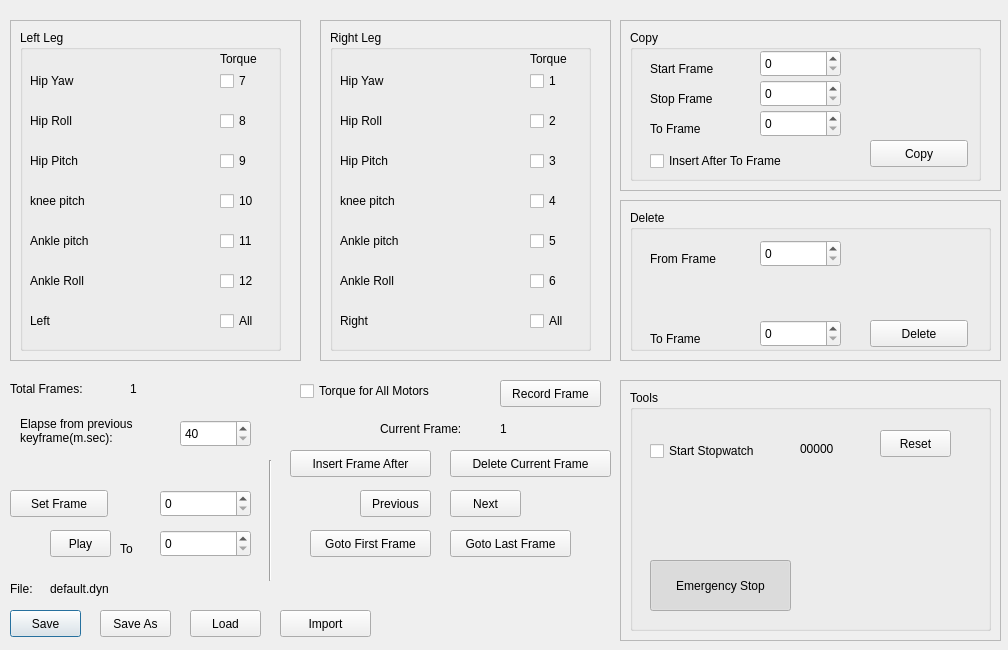
Above: src/UI_zeno_rec.ui from yantrabuddhi/zeno_walk_tool before the change. Below: the same form after it.
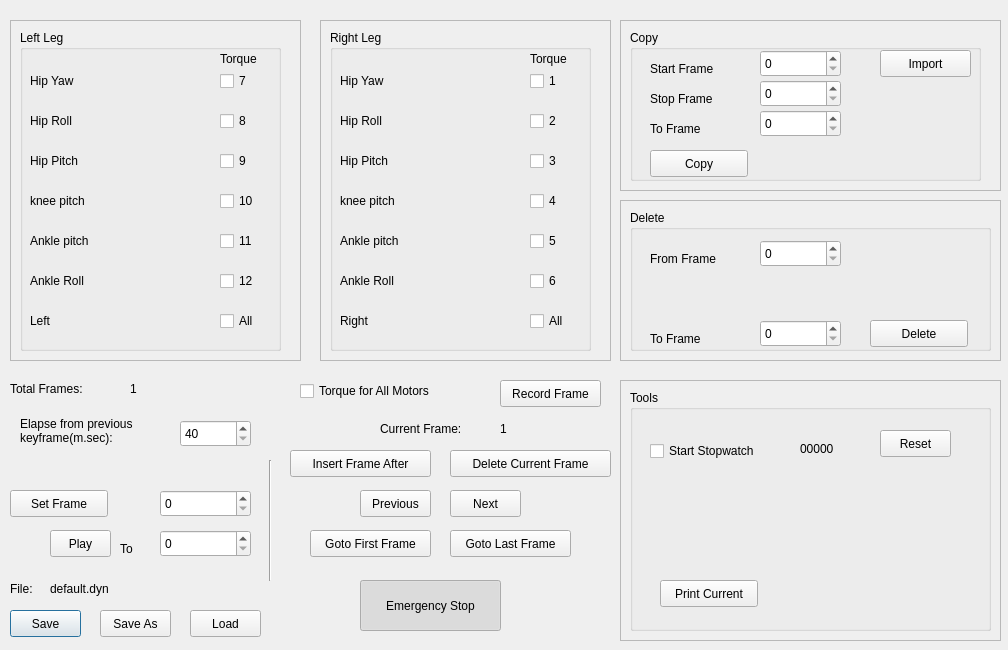
That is the form after the change.

The edit to the form file:
```diff
--- a/src/UI_zeno_rec.ui
+++ b/src/UI_zeno_rec.ui
@@ -500,19 +500,6 @@
     <string>Load</string>
    </property>
   </widget>
-  <widget class="QPushButton" name="btnImport">
-   <property name="geometry">
-    <rect>
-     <x>280</x>
-     <y>610</y>
-     <width>91</width>
-     <height>27</height>
-    </rect>
-   </property>
-   <property name="text">
-    <string>Import</string>
-   </property>
-  </widget>
   <widget class="QCheckBox" name="chkAllMotors">
    <property name="geometry">
     <rect>
@@ -703,19 +690,6 @@
       <string>Stop Frame</string>
      </property>
     </widget>
-    <widget class="QCheckBox" name="chkCopyAfter">
-     <property name="geometry">
-      <rect>
-       <x>20</x>
-       <y>120</y>
-       <width>171</width>
-       <height>22</height>
-      </rect>
-     </property>
-     <property name="text">
-      <string>Insert After To Frame</string>
-     </property>
-    </widget>
     <widget class="QSpinBox" name="spinCopyStart">
      <property name="geometry">
       <rect>
@@ -749,8 +723,8 @@
     <widget class="QPushButton" name="btnCopy">
      <property name="geometry">
       <rect>
-       <x>240</x>
-       <y>110</y>
+       <x>20</x>
+       <y>120</y>
        <width>98</width>
        <height>27</height>
       </rect>
@@ -759,6 +733,19 @@
       <string>Copy</string>
      </property>
     </widget>
+    <widget class="QPushButton" name="btnImport">
+     <property name="geometry">
+      <rect>
+       <x>250</x>
+       <y>20</y>
+       <width>91</width>
+       <height>27</height>
+      </rect>
+     </property>
+     <property name="text">
+      <string>Import</string>
+     </property>
+    </widget>
    </widget>
   </widget>
   <widget class="QLabel" name="label_6">
@@ -928,23 +915,17 @@
       <string>Reset</string>
      </property>
     </widget>
-    <widget class="QPushButton" name="btnStopAll">
+    <widget class="QPushButton" name="btnPrintCurrent">
      <property name="geometry">
       <rect>
-       <x>20</x>
-       <y>170</y>
-       <width>141</width>
-       <height>51</height>
+       <x>30</x>
+       <y>190</y>
+       <width>98</width>
+       <height>27</height>
       </rect>
      </property>
      <property name="text">
-      <string>Emergency Stop</string>
-     </property>
-     <property name="checkable">
-      <bool>true</bool>
-     </property>
-     <property name="checked">
-      <bool>true</bool>
+      <string>Print Current</string>
      </property>
     </widget>
    </widget>
@@ -1102,6 +1083,25 @@
     <string>default.dyn</string>
    </property>
   </widget>
+  <widget class="QPushButton" name="btnStopAll">
+   <property name="geometry">
+    <rect>
+     <x>360</x>
+     <y>580</y>
+     <width>141</width>
+     <height>51</height>
+    </rect>
+   </property>
+   <property name="text">
+    <string>Emergency Stop</string>
+   </property>
+   <property name="checkable">
+    <bool>true</bool>
+   </property>
+   <property name="checked">
+    <bool>true</bool>
+   </property>
+  </widget>
  </widget>
  <resources/>
  <connections/>
```
